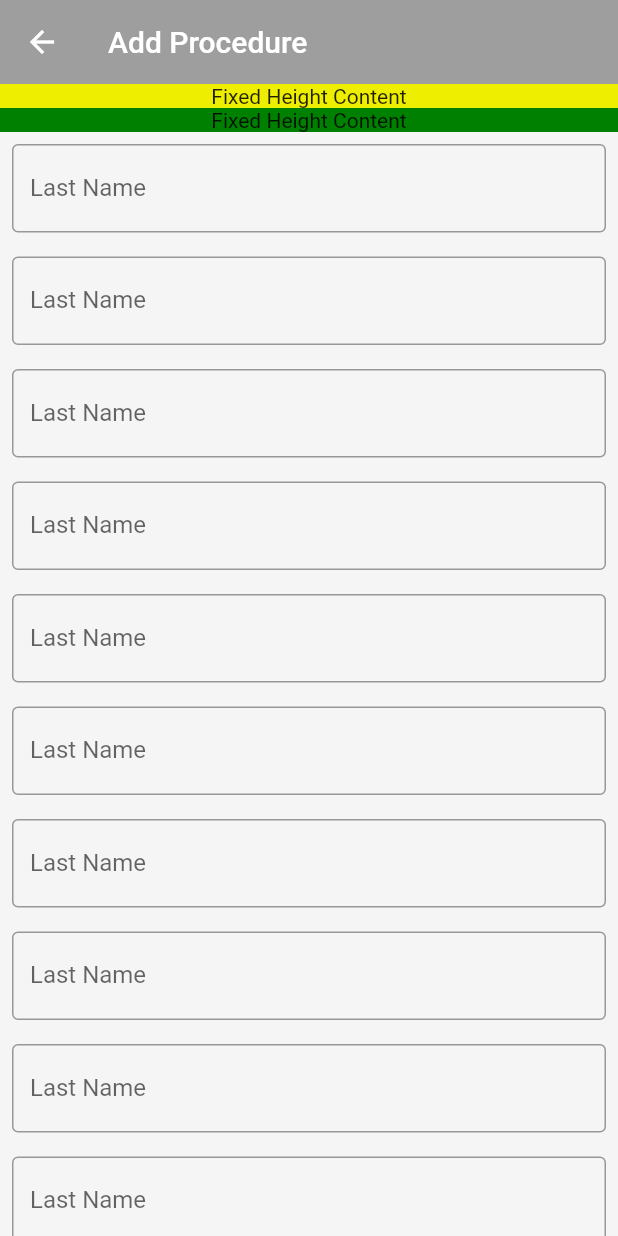
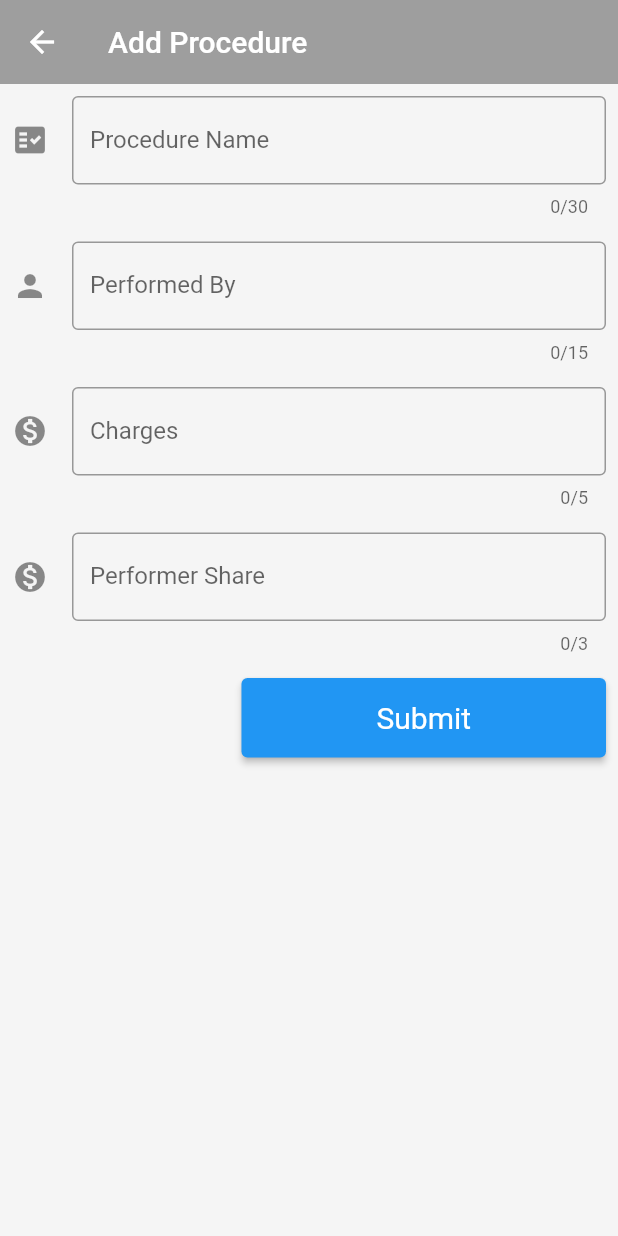
Before and after one commit to thezeeshanasghar/fe-bm, a Flutter app: the AddProcedures screen opened by its route, on a phone screen of 412 x 824 dp. Run offline on Flutter 3.47's test engine with Material 2 defaults, Android fonts, the phone set to English and light mode, and no system bars; our stand-ins replace dropdown_formfield, image_picker.

Commit message:
Procedure Added

```diff
--- a/lib/Pages/AddProcedures.dart
+++ b/lib/Pages/AddProcedures.dart
@@ -28,6 +28,11 @@ class ProcedureForm extends StatefulWidget {
 
 class _ProcedureFormState extends State<ProcedureForm> {
   @override
+  final addProcedureFormKey = GlobalKey<FormState>();
+  String ProcedureName;
+  String PerformedBy;
+  double Charges;
+  double Share;
   Widget build(BuildContext context) {
     return DefaultTextStyle(
       style: Theme.of(context).textTheme.bodyText2,
@@ -38,207 +43,172 @@ class _ProcedureFormState extends State<ProcedureForm> {
               constraints: BoxConstraints(
                 minHeight: viewportConstraints.minHeight,
               ),
+          child: Form(
+          key: addProcedureFormKey,
               child: Column(
                 mainAxisAlignment: MainAxisAlignment.spaceAround,
                 children: <Widget>[
-                  Container(
-                    color: const Color(0xffeeee00), // Yellow
-                    alignment: Alignment.center,
-                    child: const Text('Fixed Height Content'),
-                  ),
-                  Container(
-                    color: const Color(0xff008000), // Green
-                    alignment: Alignment.center,
-                    child: const Text('Fixed Height Content'),
-                  ),
+
                   Column(
                     children: [
-                      Padding(
-                        padding:
-                            EdgeInsets.symmetric(horizontal: 8, vertical: 8),
-                        child: TextFormField(
-                          autofocus: false,
-                          decoration: InputDecoration(
-                              border: OutlineInputBorder(),
-                              labelText: 'Last Name'),
-                        ),
-                      ),
+                      widgetProcedureName(),
+                      widgetPerformedBy(),
+                      widgetCharges(),
+                      widgetShare(),
+                      widgetSubmit()
                     ],
-                  ),
-                  Column(
-                    children: [
-                      Padding(
-                        padding:
-                            EdgeInsets.symmetric(horizontal: 8, vertical: 8),
-                        child: TextFormField(
-                          autofocus: false,
-                          decoration: InputDecoration(
-                              border: OutlineInputBorder(),
-                              labelText: 'Last Name'),
-                        ),
-                      ),
-                    ],
-                  ),
-                  Column(
-                    children: [
-                      Padding(
-                        padding:
-                            EdgeInsets.symmetric(horizontal: 8, vertical: 8),
-                        child: TextFormField(
-                          autofocus: false,
-                          decoration: InputDecoration(
-                              border: OutlineInputBorder(),
-                              labelText: 'Last Name'),
-                        ),
-                      ),
-                    ],
-                  ),
-                  Column(
-                    children: [
-                      Padding(
-                        padding:
-                            EdgeInsets.symmetric(horizontal: 8, vertical: 8),
-                        child: TextFormField(
-                          autofocus: false,
-                          decoration: InputDecoration(
-                              border: OutlineInputBorder(),
-                              labelText: 'Last Name'),
-                        ),
-                      ),
-                    ],
-                  ),
-                  Column(
-                    children: [
-                      Padding(
-                        padding:
-                            EdgeInsets.symmetric(horizontal: 8, vertical: 8),
-                        child: TextFormField(
-                          autofocus: false,
-                          decoration: InputDecoration(
-                              border: OutlineInputBorder(),
-                              labelText: 'Last Name'),
-                        ),
-                      ),
-                    ],
-                  ),
-                  Column(
-                    children: [
-                      Padding(
-                        padding:
-                            EdgeInsets.symmetric(horizontal: 8, vertical: 8),
-                        child: TextFormField(
-                          autofocus: false,
-                          decoration: InputDecoration(
-                              border: OutlineInputBorder(),
-                              labelText: 'Last Name'),
-                        ),
-                      ),
-                    ],
-                  ),
-                  Column(
-                    children: [
-                      Padding(
-                        padding:
-                            EdgeInsets.symmetric(horizontal: 8, vertical: 8),
-                        child: TextFormField(
-                          autofocus: false,
-                          decoration: InputDecoration(
-                              border: OutlineInputBorder(),
-                              labelText: 'Last Name'),
-                        ),
-                      ),
-                    ],
-                  ),
-                  Column(
-                    children: [
-                      Padding(
-                        padding:
-                            EdgeInsets.symmetric(horizontal: 8, vertical: 8),
-                        child: TextFormField(
-                          autofocus: false,
-                          decoration: InputDecoration(
-                              border: OutlineInputBorder(),
-                              labelText: 'Last Name'),
-                        ),
-                      ),
-                    ],
-                  ),
-                  Column(
-                    children: [
-                      Padding(
-                        padding:
-                            EdgeInsets.symmetric(horizontal: 8, vertical: 8),
-                        child: TextFormField(
-                          autofocus: false,
-                          decoration: InputDecoration(
-                              border: OutlineInputBorder(),
-                              labelText: 'Last Name'),
-                        ),
-                      ),
-                    ],
-                  ),
-                  Column(
-                    children: [
-                      Padding(
-                        padding:
-                            EdgeInsets.symmetric(horizontal: 8, vertical: 8),
-                        child: TextFormField(
-                          autofocus: false,
-                          decoration: InputDecoration(
-                              border: OutlineInputBorder(),
-                              labelText: 'Last Name'),
-                        ),
-                      ),
-                    ],
-                  ),
-                  Column(
-                    children: [
-                      Padding(
-                        padding:
-                            EdgeInsets.symmetric(horizontal: 8, vertical: 8),
-                        child: TextFormField(
-                          autofocus: false,
-                          decoration: InputDecoration(
-                              border: OutlineInputBorder(),
-                              labelText: 'Last Name'),
-                        ),
-                      ),
-                    ],
-                  ),
-                  Column(
-                    children: [
-                      Padding(
-                        padding:
-                            EdgeInsets.symmetric(horizontal: 8, vertical: 8),
-                        child: TextFormField(
-                          autofocus: false,
-                          decoration: InputDecoration(
-                              border: OutlineInputBorder(),
-                              labelText: 'Last Name'),
-                        ),
-                      ),
-                    ],
-                  ),
-                  Column(
-                    children: [
-                      Padding(
-                        padding:
-                            EdgeInsets.symmetric(horizontal: 8, vertical: 8),
-                        child: TextFormField(
-                          autofocus: false,
-                          decoration: InputDecoration(
-                              border: OutlineInputBorder(),
-                              labelText: 'Last Name'),
-                        ),
-                      ),
-                    ],
+
                   )
                 ],
               ),
+          ),
             ),
           );
         },
       ),
     );
   }
+  Widget widgetProcedureName() {
+    return Column(
+      children: [
+        Padding(
+          padding: EdgeInsets.symmetric(horizontal: 8, vertical: 8),
+          child: TextFormField(
+            autofocus: false,
+            maxLength: 30,
+            decoration: InputDecoration(
+                icon: Icon(Icons.fact_check),
+                border: OutlineInputBorder(),
+                labelText: 'Procedure Name'),
+            validator: (String value) {
+              if (value == null || value.isEmpty) {
+                return 'This field cannot be empty';
+              }
+              return null;
+            },
+            onSaved: (String value) {
+              ProcedureName = value;
+            },
+          ),
+        ),
+      ],
+    );
+  }
+  Widget widgetPerformedBy() {
+    return Column(
+      children: [
+        Padding(
+          padding: EdgeInsets.symmetric(horizontal: 8, vertical: 8),
+          child: TextFormField(
+            autofocus: false,
+            maxLength: 15,
+            decoration: InputDecoration(
+                icon: Icon(Icons.person),
+                border: OutlineInputBorder(),
+                labelText: 'Performed By'),
+            validator: (String value) {
+              if (value == null || value.isEmpty) {
+                return 'This field cannot be empty';
+              }
+              return null;
+            },
+            onSaved: (String value) {
+              PerformedBy = value;
+            },
+          ),
+        ),
+      ],
+    );
+  }
+  Widget widgetCharges() {
+    return Column(
+      children: [
+        Padding(
+          padding: EdgeInsets.symmetric(horizontal: 8, vertical: 8),
+          child: TextFormField(
+            autofocus: false,
+            maxLength: 5,
+            decoration: InputDecoration(
+                icon: Icon(Icons.monetization_on),
+                border: OutlineInputBorder(),
+                labelText: 'Charges'),
+            validator: (String value) {
+              if (value == null || value.isEmpty) {
+                return 'This field cannot be empty';
+              }
+              if(double.tryParse(value)<=0){
+                return 'Input Error: cannot enter negative digits';
+              }
+              return null;
+            },
+            onSaved: (String value) {
+              Charges = double.parse(value);
+            },
+          ),
+        ),
+      ],
+    );
+  }
+  Widget widgetShare() {
+    return Column(
+      children: [
+        Padding(
+          padding: EdgeInsets.symmetric(horizontal: 8, vertical: 8),
+          child: TextFormField(
+            autofocus: false,
+            maxLength: 3,
+            decoration: InputDecoration(
+                icon: Icon(Icons.monetization_on),
+                border: OutlineInputBorder(),
+                labelText: 'Performer Share'),
+            validator: (String value) {
+              if (value == null || value.isEmpty) {
+                return 'This field cannot be empty';
+              }
+              //if(value>=0 || value<=100){
+               // return 'This field cannot be empty';
+              //}
+              return null;
+            },
+            onSaved: (String value) {
+              Share =double.tryParse(value);
+            },
+          ),
+        ),
+      ],
+    );
+  }
+
+  Widget widgetSubmit() {
+    return Column(
+      children: [
+        Align(
+          alignment: Alignment.bottomRight,
+          child: Padding(
+            padding: EdgeInsets.symmetric(horizontal: 8, vertical: 8),
+            child: ElevatedButton(
+              autofocus: false,
+              style: ElevatedButton.styleFrom(
+                padding: EdgeInsets.symmetric(horizontal: 90, vertical: 15),
+                textStyle: TextStyle(fontSize: 20),
+              ),
+              child: Text('Submit'),
+              onPressed: () {
+                if (!addProcedureFormKey.currentState.validate()) {
+                  ScaffoldMessenger.of(context).showSnackBar(SnackBar(
+                      content:
+                      Text('Error: Some input fields are not filled.')));
+                  return;
+                }
+                ScaffoldMessenger.of(context)
+                    .showSnackBar(SnackBar(content: Text('Successfull')));
+                addProcedureFormKey.currentState.save();
+              },
+            ),
+          ),
+        ),
+      ],
+    );
+  }
+
 }
```
